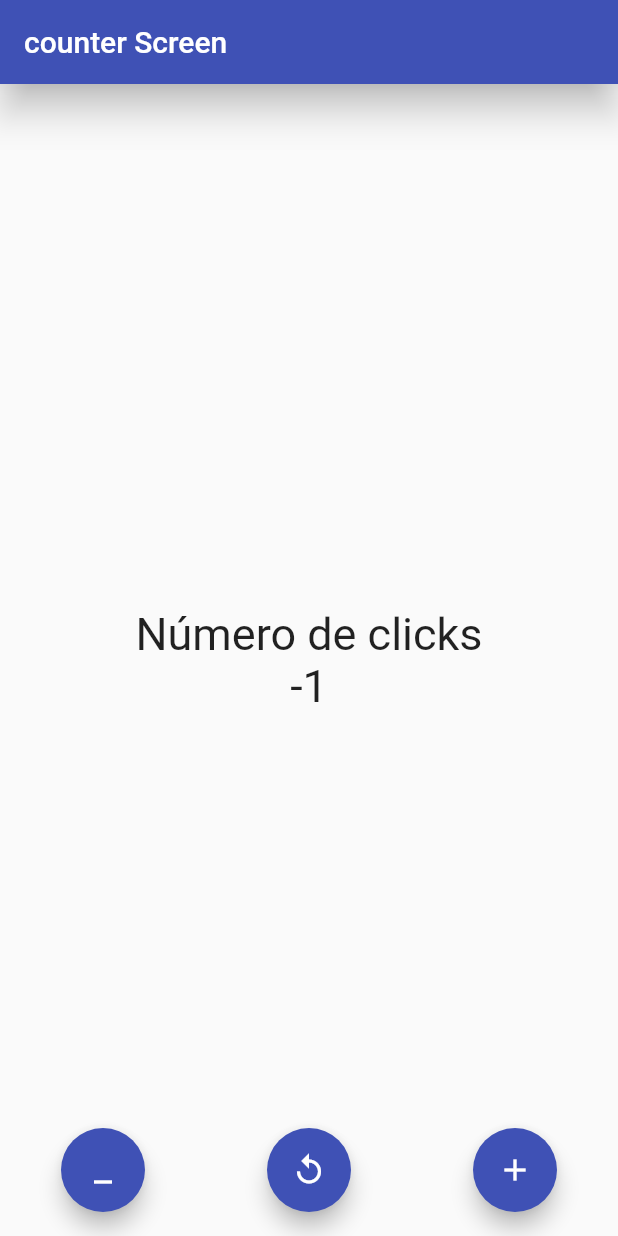
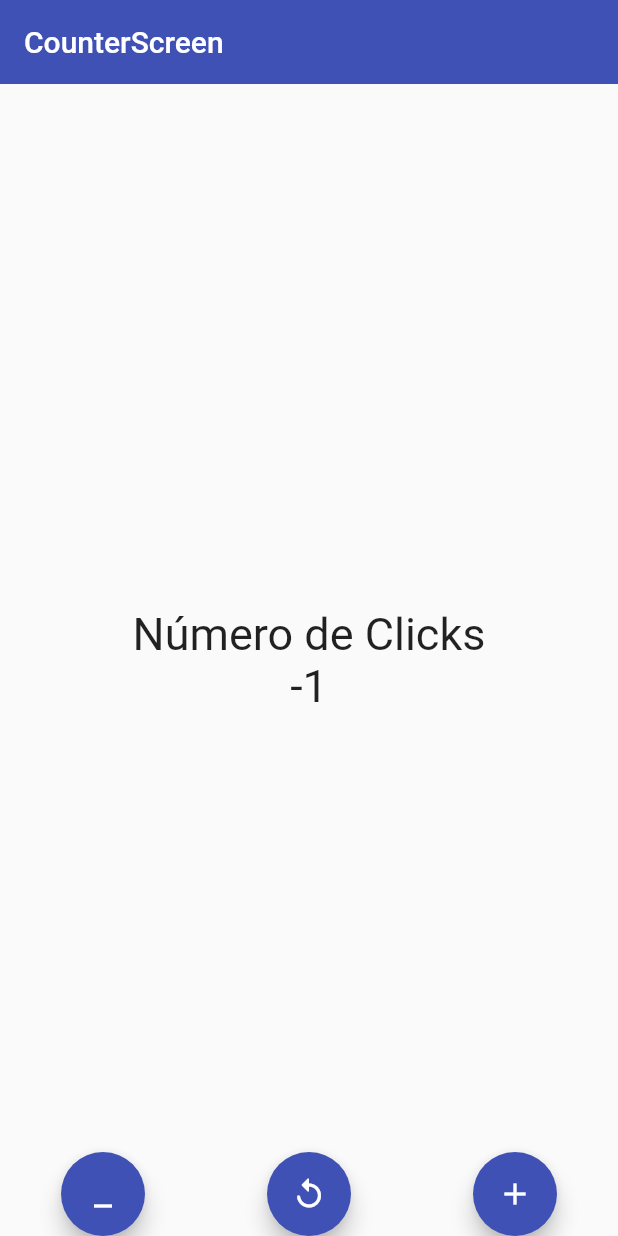
Before and after one commit to luisbenjaminhortalopez/Counter_App_Flutter, a Flutter app: the screen it shows after launch, after a tap on the "minimize" icon, on a phone screen of 412 x 824 dp. Run offline on Flutter 3.47's test engine with Material 2 defaults, Android fonts, the phone set to English and light mode, and no system bars.

Commit message:
Se hizo una refactorizacion de codigo en counter_screen para mejorar la lectura

```diff
--- a/lib/main.dart
+++ b/lib/main.dart
@@ -3,11 +3,11 @@ import 'package:my_first_flutter_app/screens/counter_screen.dart';
 //import 'package:my_first_flutter_app/screens/home_screen.dart';
 
 void main() {
-  runApp(const MyApp());
+  runApp(const CaraDeCulo());
 }
 
-class MyApp extends StatelessWidget {
-  const MyApp({super.key});
+class CaraDeCulo extends StatelessWidget {
+  const CaraDeCulo({super.key});
 
   @override
   Widget build(BuildContext context) {
--- a/lib/screens/counter_screen.dart
+++ b/lib/screens/counter_screen.dart
@@ -1,7 +1,7 @@
 import 'package:flutter/material.dart';
 
 class CounterScreen extends StatefulWidget {
-  const CounterScreen({super.key});
+  const CounterScreen({Key? key}) : super(key: key);
 
   @override
   State<CounterScreen> createState() => _CounterScreenState();
@@ -10,57 +10,84 @@ class CounterScreen extends StatefulWidget {
 class _CounterScreenState extends State<CounterScreen> {
   int counter = 0;
 
+  void increase() {
+    counter++;
+    setState(() {});
+  }
+
+  void decrease() {
+    counter--;
+    setState(() {});
+  }
+
+  void reset() {
+    counter = 0;
+    setState(() {});
+  }
+
   @override
   Widget build(BuildContext context) {
     const fontSize30 = TextStyle(fontSize: 30);
 
     return Scaffold(
       appBar: AppBar(
-          title: const Text('counter Screen'),
+        title: const Text('CounterScreen'),
         backgroundColor: Colors.indigo,
-          elevation: 10.0,
+        elevation: 0,
       ),
       body: Center(
         child: Column(
           mainAxisAlignment: MainAxisAlignment.center,
-            children: <Widget>[
-              const Text(
-                'Número de clicks',
-                style: fontSize30,
-              ),
-              Text('$counter', style: fontSize30)
+          children: [
+            const Text('Número de Clicks', style: fontSize30),
+            Text('$counter', style: fontSize30),
           ],
         ),
       ),
-        floatingActionButtonLocation: FloatingActionButtonLocation.centerFloat,
-        floatingActionButton: Row(
+      floatingActionButtonLocation: FloatingActionButtonLocation.centerDocked,
+      floatingActionButton: CustomFloatingActions(
+          increaseFn: increase, decreaseFn: decrease, resetFn: reset),
+    );
+  }
+}
+
+class CustomFloatingActions extends StatelessWidget {
+  final Function increaseFn;
+  final Function decreaseFn;
+  final Function resetFn;
+
+  const CustomFloatingActions({
+    Key? key,
+    required this.increaseFn,
+    required this.decreaseFn,
+    required this.resetFn,
+  }) : super(key: key);
+
+  @override
+  Widget build(BuildContext context) {
+     FloatingActionButtonLocation.centerFloat;
+    return Row(
      mainAxisAlignment: MainAxisAlignment.spaceAround,
+     crossAxisAlignment: CrossAxisAlignment.start,
       children: [
         FloatingActionButton(
-              onPressed: () {
-                counter--;
-                setState(() {});
-              },
           backgroundColor: Colors.indigo,
           child: const Icon(Icons.minimize),
+          onPressed: () => decreaseFn(),
         ),
         FloatingActionButton(
+          backgroundColor: Colors.indigo,
+          child: const Icon(Icons.replay_rounded),
           onPressed: () {
-                counter = 0;
-                setState(() {});
+            resetFn();
           },
-              backgroundColor: Colors.indigo,
-              child: const Icon(Icons.replay_outlined),
         ),
         FloatingActionButton(
-              onPressed: () {
-                counter++;
-                setState(() {});
-              },
           backgroundColor: Colors.indigo,
           child: const Icon(Icons.add),
+          onPressed: () => increaseFn(),
         ),
       ],
-        ));
+    );
   }
 }
--- a/lib/screens/home_screen.dart
+++ b/lib/screens/home_screen.dart
@@ -5,7 +5,7 @@ class HomeScreen extends StatelessWidget {
 
   @override
   Widget build(BuildContext context) {
-    const fontSize30 = const TextStyle(fontSize: 30);
+    const fontSize30 = TextStyle(fontSize: 30);
     int counter = 10;
     return Scaffold(
         appBar: AppBar(
@@ -32,6 +32,7 @@ class HomeScreen extends StatelessWidget {
           },
           backgroundColor: Colors.indigo,
           child: const Icon(Icons.add),
-        ));
+        )
+      );
   }
 }
```
Lines whose indentation alone changed are shown as unchanged.
